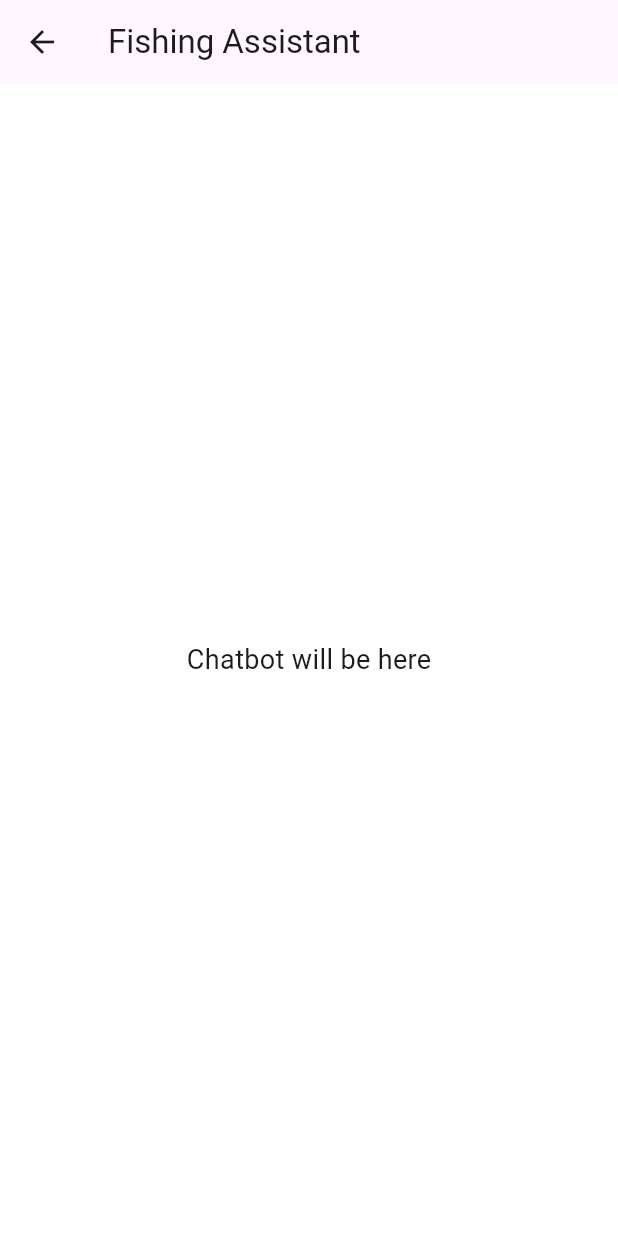
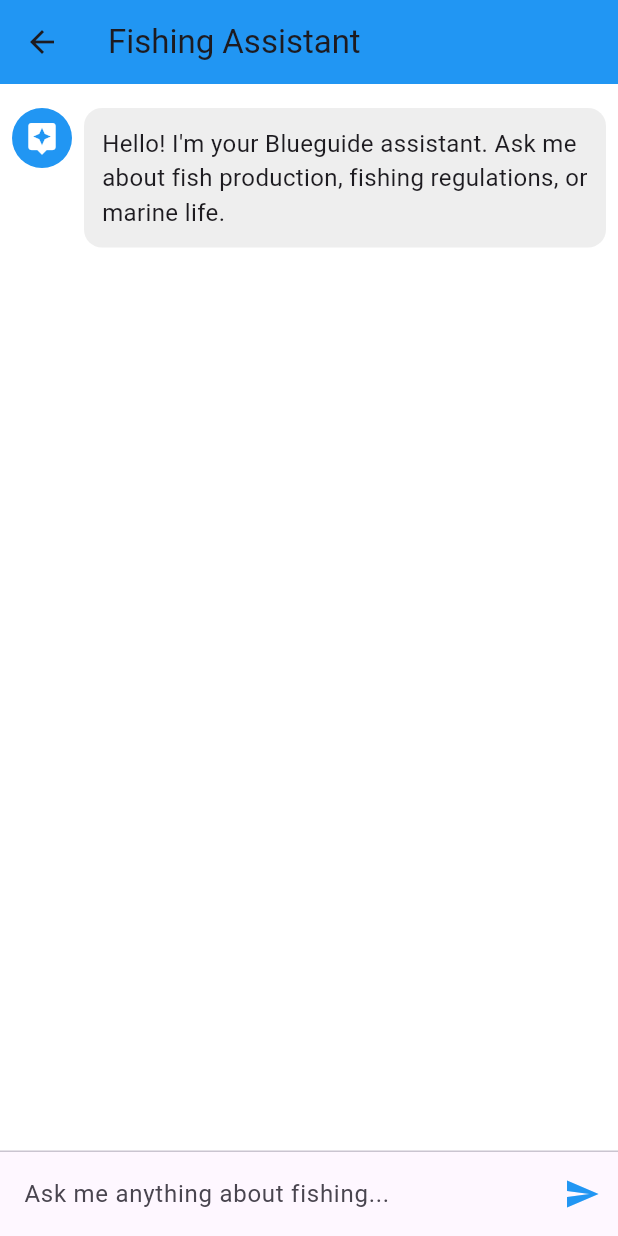
Before and after one commit to shibilerakkingal10-droid/Blueguide, a Flutter app: the screen it shows after launch, after a tap on the "arrow upward" icon, on a phone screen of 412 x 824 dp. Run offline on Flutter 3.47's test engine with Material 3 defaults, Android fonts, the phone set to English and light mode, and no system bars.

Commit message:
Implement offline retrieval-based chatbot system
Co-authored-by: sfr08 <147940700+sfr08@users.noreply.github.com>

```diff
--- /dev/null
+++ b/lib/models/knowledge_entry.dart
@@ -0,0 +1,34 @@
+/// Model class representing a knowledge entry from the JSON data
+class KnowledgeEntry {
+  final String category;
+  final List<String> keywords;
+  final String question;
+  final String answer;
+
+  KnowledgeEntry({
+    required this.category,
+    required this.keywords,
+    required this.question,
+    required this.answer,
+  });
+
+  /// Create a KnowledgeEntry from JSON
+  factory KnowledgeEntry.fromJson(Map<String, dynamic> json) {
+    return KnowledgeEntry(
+      category: json['category'] as String,
+      keywords: List<String>.from(json['keywords'] as List),
+      question: json['question'] as String,
+      answer: json['answer'] as String,
+    );
+  }
+
+  /// Convert to JSON (useful for debugging)
+  Map<String, dynamic> toJson() {
+    return {
+      'category': category,
+      'keywords': keywords,
+      'question': question,
+      'answer': answer,
+    };
+  }
+}
--- a/lib/screens/chat_screen.dart
+++ b/lib/screens/chat_screen.dart
@@ -1,13 +1,196 @@
 import 'package:flutter/material.dart';
+import '../services/knowledge_service.dart';
+import '../services/response_generator.dart';
 
-class ChatScreen extends StatelessWidget {
+class ChatScreen extends StatefulWidget {
+  const ChatScreen({super.key});
+
+  @override
+  State<ChatScreen> createState() => _ChatScreenState();
+}
+
+class _ChatScreenState extends State<ChatScreen> {
+  final List<ChatMessage> _messages = [];
+  final TextEditingController _textController = TextEditingController();
+  final ScrollController _scrollController = ScrollController();
+  final KnowledgeService _knowledgeService = KnowledgeService();
+  bool _isLoading = true;
+
+  @override
+  void initState() {
+    super.initState();
+    _initializeKnowledge();
+  }
+
+  Future<void> _initializeKnowledge() async {
+    await _knowledgeService.loadKnowledge();
+    setState(() {
+      _isLoading = false;
+      _messages.add(ChatMessage(
+        text:
+            'Hello! I\'m your Blueguide assistant. Ask me about fish production, fishing regulations, or marine life.',
+        isUser: false,
+      ));
+    });
+  }
+
+  void _handleSubmitted(String text) {
+    if (text.trim().isEmpty) return;
+
+    _textController.clear();
+
+    setState(() {
+      _messages.add(ChatMessage(text: text, isUser: true));
+    });
+
+    // Scroll to bottom
+    _scrollToBottom();
+
+    // Get response from knowledge service
+    _generateResponse(text);
+  }
+
+  Future<void> _generateResponse(String userMessage) async {
+    // Search knowledge base
+    final results = _knowledgeService.search(userMessage);
+
+    // Generate response
+    final reply = ResponseGenerator.generate(userMessage, results);
+
+    setState(() {
+      _messages.add(ChatMessage(text: reply, isUser: false));
+    });
+
+    // Scroll to bottom
+    _scrollToBottom();
+  }
+
+  void _scrollToBottom() {
+    Future.delayed(const Duration(milliseconds: 100), () {
+      if (_scrollController.hasClients) {
+        _scrollController.animateTo(
+          _scrollController.position.maxScrollExtent,
+          duration: const Duration(milliseconds: 300),
+          curve: Curves.easeOut,
+        );
+      }
+    });
+  }
+
+  @override
+  void dispose() {
+    _textController.dispose();
+    _scrollController.dispose();
+    super.dispose();
+  }
+
   @override
   Widget build(BuildContext context) {
     return Scaffold(
-      appBar: AppBar(title: const Text('Fishing Assistant')),
-      body: const Center(
-        child: Text('Chatbot will be here', style: TextStyle(fontSize: 18)),
+      appBar: AppBar(
+        title: const Text('Fishing Assistant'),
+        backgroundColor: Colors.blue,
+      ),
+      body: _isLoading
+          ? const Center(child: CircularProgressIndicator())
+          : Column(
+              children: [
+                Expanded(
+                  child: ListView.builder(
+                    controller: _scrollController,
+                    padding: const EdgeInsets.all(8.0),
+                    itemCount: _messages.length,
+                    itemBuilder: (context, index) {
+                      return _messages[index];
+                    },
+                  ),
+                ),
+                const Divider(height: 1.0),
+                _buildTextComposer(),
+              ],
+            ),
+    );
+  }
+
+  Widget _buildTextComposer() {
+    return Container(
+      decoration: BoxDecoration(
+        color: Theme.of(context).cardColor,
+      ),
+      child: Row(
+        children: [
+          Expanded(
+            child: TextField(
+              controller: _textController,
+              onSubmitted: _handleSubmitted,
+              decoration: const InputDecoration(
+                hintText: 'Ask me anything about fishing...',
+                contentPadding: EdgeInsets.all(16.0),
+                border: InputBorder.none,
+              ),
+            ),
+          ),
+          IconButton(
+            icon: const Icon(Icons.send),
+            onPressed: () => _handleSubmitted(_textController.text),
+            color: Colors.blue,
+          ),
+        ],
       ),
     );
   }
 }
+
+class ChatMessage extends StatelessWidget {
+  final String text;
+  final bool isUser;
+
+  const ChatMessage({
+    super.key,
+    required this.text,
+    required this.isUser,
+  });
+
+  @override
+  Widget build(BuildContext context) {
+    return Container(
+      margin: const EdgeInsets.symmetric(vertical: 8.0),
+      child: Row(
+        mainAxisAlignment:
+            isUser ? MainAxisAlignment.end : MainAxisAlignment.start,
+        crossAxisAlignment: CrossAxisAlignment.start,
+        children: [
+          if (!isUser)
+            Container(
+              margin: const EdgeInsets.only(right: 8.0),
+              child: CircleAvatar(
+                backgroundColor: Colors.blue,
+                child: const Icon(Icons.assistant, color: Colors.white),
+              ),
+            ),
+          Flexible(
+            child: Container(
+              padding: const EdgeInsets.all(12.0),
+              decoration: BoxDecoration(
+                color: isUser ? Colors.blue[100] : Colors.grey[200],
+                borderRadius: BorderRadius.circular(12.0),
+              ),
+              child: Text(
+                text,
+                style: const TextStyle(fontSize: 16.0),
+              ),
+            ),
+          ),
+          if (isUser)
+            Container(
+              margin: const EdgeInsets.only(left: 8.0),
+              child: CircleAvatar(
+                backgroundColor: Colors.blue,
+                child: const Icon(Icons.person, color: Colors.white),
+              ),
+            ),
+        ],
+      ),
+    );
+  }
+}
--- /dev/null
+++ b/lib/services/knowledge_service.dart
@@ -0,0 +1,112 @@
+import 'dart:convert';
+import 'package:flutter/services.dart';
+import '../models/knowledge_entry.dart';
+
+/// Service for loading and searching knowledge base
+class KnowledgeService {
+  static final KnowledgeService _instance = KnowledgeService._internal();
+  factory KnowledgeService() => _instance;
+  KnowledgeService._internal();
+
+  List<KnowledgeEntry> _knowledgeBase = [];
+  bool _isLoaded = false;
+
+  /// Load data.json once at app startup
+  Future<void> loadKnowledge() async {
+    if (_isLoaded) return;
+
+    try {
+      final String jsonString =
+          await rootBundle.loadString('assets/data/data.json');
+      final Map<String, dynamic> jsonData = json.decode(jsonString);
+      final List<dynamic> chatbotData = jsonData['chatbot_data'] as List;
+
+      _knowledgeBase =
+          chatbotData.map((json) => KnowledgeEntry.fromJson(json)).toList();
+      _isLoaded = true;
+    } catch (e) {
+      print('Error loading knowledge base: $e');
+      _knowledgeBase = [];
+    }
+  }
+
+  /// Search knowledge base and return top 3 matching entries
+  ///
+  /// Scoring logic:
+  /// - Each keyword match: +10 points
+  /// - Partial match in question: +5 points
+  /// - Category match: +3 points
+  List<KnowledgeEntry> search(String userQuery) {
+    if (!_isLoaded || userQuery.trim().isEmpty) {
+      return [];
+    }
+
+    // Normalize query to lowercase
+    final normalizedQuery = userQuery.toLowerCase().trim();
+    final queryWords = normalizedQuery.split(' ');
+
+    // Score each entry
+    final List<Map<String, dynamic>> scoredEntries = [];
+
+    for (final entry in _knowledgeBase) {
+      int score = 0;
+
+      // Check keyword matches
+      for (final keyword in entry.keywords) {
+        final normalizedKeyword = keyword.toLowerCase();
+
+        // Exact match
+        if (normalizedQuery.contains(normalizedKeyword)) {
+          score += 10;
+        }
+
+        // Check for partial word matches
+        for (final word in queryWords) {
+          if (normalizedKeyword.contains(word) && word.length > 2) {
+            score += 5;
+          }
+        }
+      }
+
+      // Check question match
+      final normalizedQuestion = entry.question.toLowerCase();
+      for (final word in queryWords) {
+        if (normalizedQuestion.contains(word) && word.length > 2) {
+          score += 5;
+        }
+      }
+
+      // Check category match
+      final normalizedCategory = entry.category.toLowerCase();
+      for (final word in queryWords) {
+        if (normalizedCategory.contains(word) && word.length > 2) {
+          score += 3;
+        }
+      }
+
+      if (score > 0) {
+        scoredEntries.add({
+          'entry': entry,
+          'score': score,
+        });
+      }
+    }
+
+    // Sort by score (highest first)
+    scoredEntries.sort((a, b) => (b['score'] as int).compareTo(a['score'] as int));
+
+    // Return top 3 entries
+    final topEntries = scoredEntries
+        .take(3)
+        .map((item) => item['entry'] as KnowledgeEntry)
+        .toList();
+
+    return topEntries;
+  }
+
+  /// Get total number of entries in knowledge base
+  int get entryCount => _knowledgeBase.length;
+
+  /// Check if knowledge base is loaded
+  bool get isLoaded => _isLoaded;
+}
```
Also changed, not shown: lib/services/response_generator.dart (added, +78 -0 lines).
